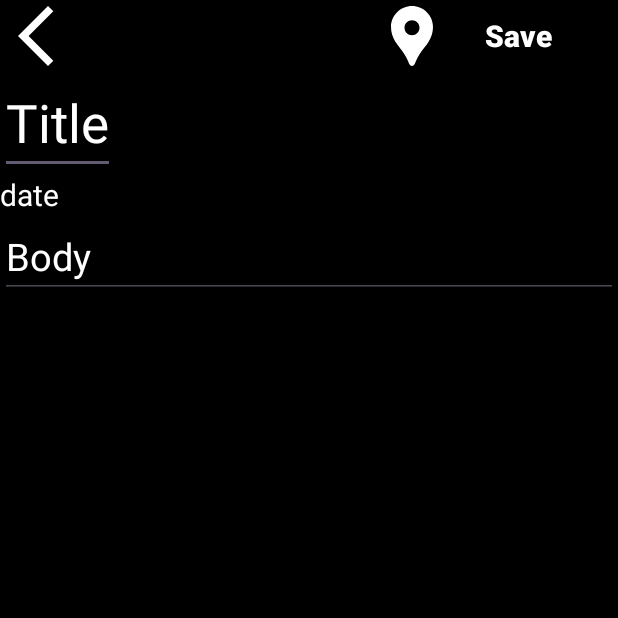
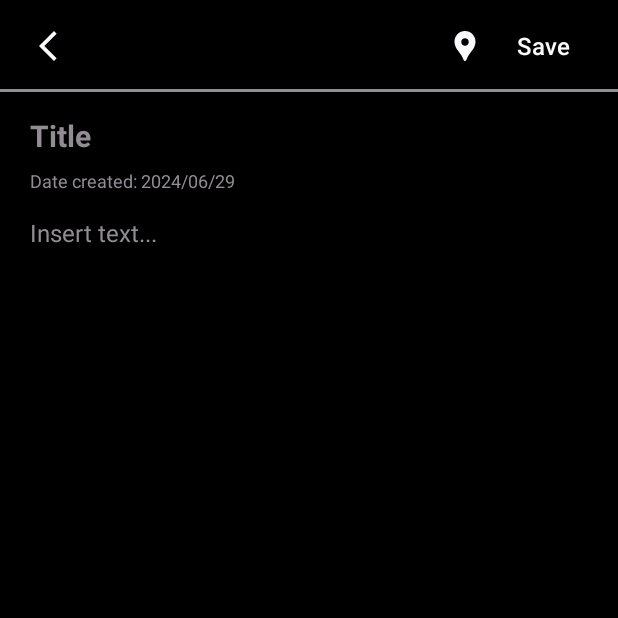
Before and after one commit to agonzalesbm/notes-app-final-project-gg-ag, an Android app: the screen it shows after launch (MainActivity), on a phone screen of 412 x 824 dp, the top half of it. Run offline under Robolectric (Android 15) with nearby library versions, the phone set to English and light mode, and no system bars; our stand-ins replace data binding.

Commit message:
[@GabrielaGonzales] Add: Styles for Note details fragment

```diff
--- a/app/src/main/res/drawable/baseline_arrow_back_ios_new_24.xml
+++ b/app/src/main/res/drawable/baseline_arrow_back_ios_new_24.xml
@@ -1,4 +1,4 @@
-<vector xmlns:android="http://schemas.android.com/apk/res/android" android:height="48dp" android:tint="#FFFFFF" android:viewportHeight="24" android:viewportWidth="24" android:width="48dp">
+<vector xmlns:android="http://schemas.android.com/apk/res/android" android:height="24dp" android:tint="#faf9fc" android:viewportHeight="24" android:viewportWidth="24" android:width="24dp">
 
     <path android:fillColor="@android:color/white" android:pathData="M17.77,3.77l-1.77,-1.77l-10,10l10,10l1.77,-1.77l-8.23,-8.23z"/>
 
--- a/app/src/main/res/drawable/baseline_location_pin_24.xml
+++ b/app/src/main/res/drawable/baseline_location_pin_24.xml
@@ -1,4 +1,4 @@
-<vector xmlns:android="http://schemas.android.com/apk/res/android" android:height="48dp" android:tint="#FFFFFF" android:viewportHeight="24" android:viewportWidth="24" android:width="48dp">
+<vector xmlns:android="http://schemas.android.com/apk/res/android" android:height="24dp" android:tint="#faf9fc" android:viewportHeight="24" android:viewportWidth="24" android:width="24dp">
 
     <path android:fillColor="@android:color/white" android:pathData="M12,2L12,2C8.13,2 5,5.13 5,9c0,1.74 0.5,3.37 1.41,4.84c0.95,1.54 2.2,2.86 3.16,4.4c0.47,0.75 0.81,1.45 1.17,2.26C11,21.05 11.21,22 12,22h0c0.79,0 1,-0.95 1.25,-1.5c0.37,-0.81 0.7,-1.51 1.17,-2.26c0.96,-1.53 2.21,-2.85 3.16,-4.4C18.5,12.37 19,10.74 19,9C19,5.13 15.87,2 12,2zM12,11.75c-1.38,0 -2.5,-1.12 -2.5,-2.5s1.12,-2.5 2.5,-2.5s2.5,1.12 2.5,2.5S13.38,11.75 12,11.75z"/>
 
--- a/app/src/main/res/layout/fragment_login.xml
+++ b/app/src/main/res/layout/fragment_login.xml
@@ -6,6 +6,7 @@
         android:orientation="vertical"
         android:layout_width="match_parent"
         android:layout_height="match_parent"
+        android:background="@color/black"
         tools:context=".LoginFragment">
 
         <TextView
--- a/app/src/main/res/layout/fragment_note_detail.xml
+++ b/app/src/main/res/layout/fragment_note_detail.xml
@@ -9,8 +9,12 @@
         tools:context=".NoteDetailFragment"
         android:background="@color/black">
         <androidx.constraintlayout.widget.ConstraintLayout
+            android:id="@+id/constraintLayout"
             android:layout_width="match_parent"
-            android:layout_height="wrap_content">
+            android:layout_height="wrap_content"
+            android:layout_marginStart="20dp"
+            android:layout_marginEnd="20dp"
+            android:layout_marginTop="15dp">
 
             <ImageButton
                 android:id="@+id/backButton"
@@ -19,8 +23,8 @@
                 android:src="@drawable/baseline_arrow_back_ios_new_24"
                 android:background="@color/transparent"
                 app:layout_constraintStart_toStartOf="parent"
-                app:layout_constraintTop_toTopOf="parent"
-                />
+                app:layout_constraintBottom_toBottomOf="parent"
+                app:layout_constraintTop_toTopOf="parent" />
 
             <ImageButton
                 android:id="@+id/pinButton"
@@ -28,48 +32,70 @@
                 android:layout_height="wrap_content"
                 android:src="@drawable/baseline_location_pin_24"
                 android:background="@color/transparent"
-                android:layout_marginStart="200dp"
+                android:layout_marginEnd="10dp"
+                app:layout_constraintBottom_toBottomOf="parent"
                 app:layout_constraintEnd_toStartOf="@+id/saveButton"
-                app:layout_constraintTop_toTopOf="parent"
-                />
+                app:layout_constraintTop_toTopOf="parent" />
 
             <Button
                 android:id="@+id/saveButton"
-                android:layout_width="wrap_content"
-                android:layout_height="45dp"
-                android:textSize="20sp"
-                android:textStyle="bold"
+                android:layout_width="60dp"
+                android:layout_height="wrap_content"
+                android:minWidth="0dp"
+                android:minHeight="0dp"
+                android:padding="0dp"
+                android:textSize="16sp"
                 android:backgroundTint="@color/orange"
-                android:textColor="@color/white"
-                android:layout_marginEnd="20dp"
+                android:textColor="@color/salt"
                 android:text="@string/save"
                 android:background="@color/transparent"
-                app:layout_constraintEnd_toEndOf="parent"
-                app:layout_constraintTop_toTopOf="parent"
-                />
+                app:layout_constraintEnd_toEndOf="@+id/constraintLayout"
+                app:layout_constraintTop_toTopOf="parent" />
         </androidx.constraintlayout.widget.ConstraintLayout>
 
-        <EditText
-            android:layout_width="wrap_content"
-            android:layout_height="wrap_content"
-            android:textSize="35sp"
-            android:textColor="@color/white"
-            android:text="Title"
-            />
+        <View
+            android:layout_width="match_parent"
+            android:layout_height="2dp"
+            android:background="@color/gray"
+            android:layout_marginTop="14dp"/>
 
-        <TextView
-            android:layout_width="wrap_content"
-            android:layout_height="wrap_content"
-            android:textSize="20sp"
-            android:textColor="@color/white"
-            android:text="date"
-            />
         <EditText
             android:layout_width="match_parent"
             android:layout_height="wrap_content"
-            android:textSize="25sp"
+            android:textSize="20sp"
+            android:textColor="@color/salt"
+            android:textStyle="bold"
+            android:hint="@string/title"
+            android:background="@null"
+            android:textColorHint="@color/gray"
+            android:text=""
+            android:layout_marginTop="15dp"
+            android:layout_marginStart="20dp"
+            android:layout_marginEnd="20dp" />
+
+        <TextView
+            android:layout_width="match_parent"
+            android:layout_height="wrap_content"
+            android:textSize="12sp"
+            android:textColor="@color/gray"
+            android:layout_marginTop="8dp"
+            android:layout_marginStart="20dp"
+            android:layout_marginEnd="20dp"
+            android:text="Date created: 2024/06/29" />
+
+        <EditText
+            android:layout_width="match_parent"
+            android:layout_height="match_parent"
+            android:textSize="16sp"
             android:textColor="@color/white"
-            android:text="Body"
-            />
+            android:gravity="top|start"
+            android:text=""
+            android:hint="@string/insert_text"
+            android:textColorHint="@color/gray"
+            android:background="@null"
+            android:layout_marginBottom="20dp"
+            android:layout_marginTop="15dp"
+            android:layout_marginStart="20dp"
+            android:layout_marginEnd="20dp" />
     </LinearLayout>
 </layout>
--- a/app/src/main/res/layout/fragment_profile.xml
+++ b/app/src/main/res/layout/fragment_profile.xml
@@ -6,6 +6,7 @@
         android:orientation="vertical"
         android:layout_width="match_parent"
         android:layout_height="match_parent"
+        android:background="@color/black"
         tools:context=".ProfileFragment">
 
         <TextView
@@ -35,6 +36,7 @@
             android:layout_marginBottom="30dp"
             android:layout_marginStart="20dp"
             android:layout_marginEnd="20dp"
+            android:textColor="@color/white"
             android:text="@string/nombre_de_usuario" />
 
         <Button
--- a/app/src/main/res/values/colors.xml
+++ b/app/src/main/res/values/colors.xml
@@ -3,5 +3,7 @@
     <color name="black">#FF000000</color>
     <color name="white">#FFFFFFFF</color>
     <color name="orange">#D54A32</color>
+    <color name="gray">#928d95</color>
+    <color name="salt">#fafcf9</color>
     <color name="transparent">#00000000</color>
 </resources>
--- a/app/src/main/res/values/strings.xml
+++ b/app/src/main/res/values/strings.xml
@@ -11,4 +11,6 @@
     <string name="nombre_de_usuario">Nombre de usuario</string>
     <string name="log_out">LOG OUT</string>
     <string name="save">Save</string>
+    <string name="title">Title</string>
+    <string name="insert_text">Insert text...</string>
 </resources>
```
